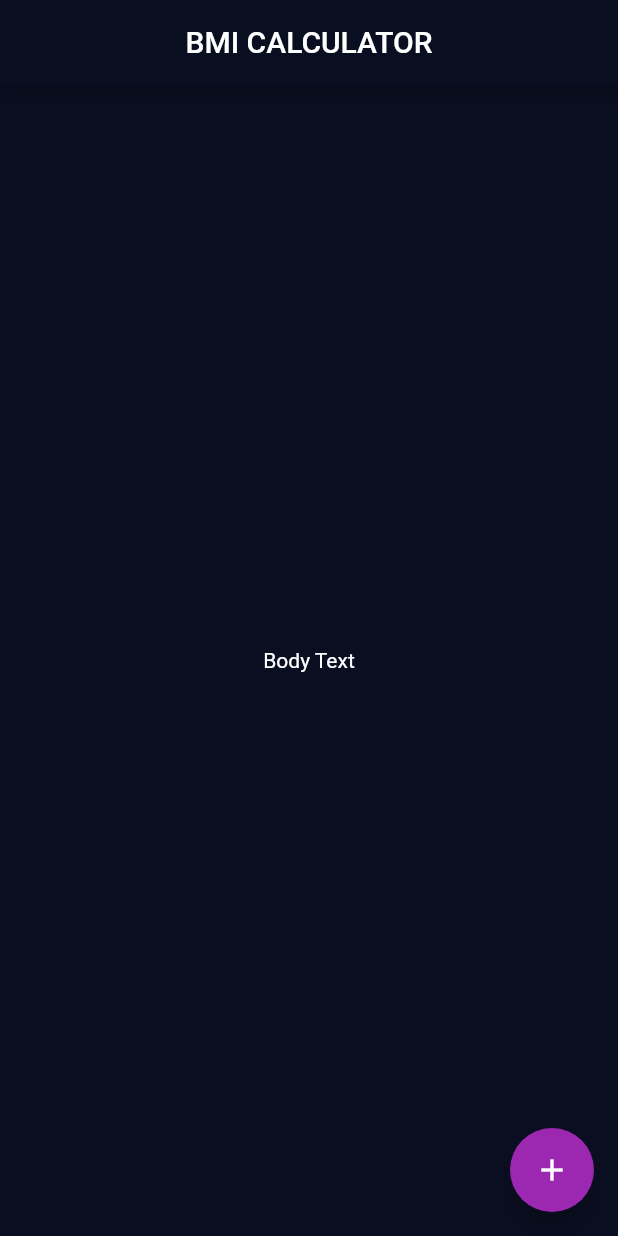
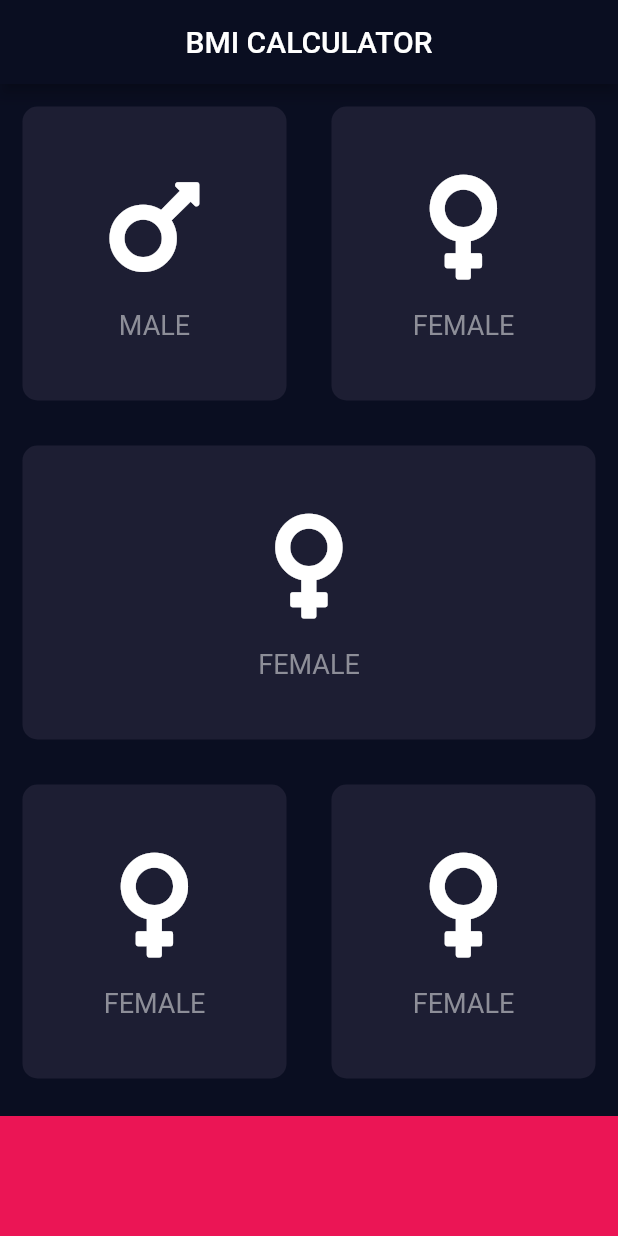
Before and after one commit to Nobi1202/BMI-Calculator, a Flutter app: the screen it shows after launch, on a phone screen of 412 x 824 dp. Run offline on Flutter 3.47's test engine with Material 2 defaults, Android fonts, the phone set to English and light mode, and no system bars; our stand-ins replace font_awesome_flutter; missing offline and left inert: dart:ffi.

Commit message:
Update UI layout & Lib

```diff
--- /dev/null
+++ b/lib/components/color.dart
@@ -0,0 +1,8 @@
+
+import 'dart:ui';
+
+class AppColor {
+  static const Color wGrey300 = Color(0xFF1D1E33);
+  static const Color wPink300 = Color(0xFFEB1555);
+  static const Color wGrey500 = Color(0xFF8D8E98);
+}
--- /dev/null
+++ b/lib/components/height.dart
@@ -0,0 +1,4 @@
+
+class Height {
+  static const double bottomContainerHeight = 80;
+}
--- a/lib/input_page.dart
+++ /dev/null
@@ -1,36 +0,0 @@
-
-import 'package:flutter/material.dart';
-
-class InputPage extends StatefulWidget {
-  const InputPage({Key? key}) : super(key: key);
-
-  @override
-  _InputPageState createState() => _InputPageState();
-}
-
-class _InputPageState extends State<InputPage> {
-  @override
-  Widget build(BuildContext context) {
-    return Scaffold(
-      appBar: AppBar(
-        title: const Text('BMI CALCULATOR'),
-        centerTitle: true,
-      ),
-      body: const Center(
-        child: Text(
-          'Body Text',
-        ),
-      ),
-      floatingActionButton: Theme(
-        data: ThemeData(
-          colorScheme:
-          ColorScheme.fromSwatch().copyWith(secondary: Colors.purple),
-        ),
-        child: FloatingActionButton(
-          onPressed: () {},
-          child: const Icon(Icons.add),
-        ),
-      ),
-    );
-  }
-}
--- a/lib/main.dart
+++ b/lib/main.dart
@@ -1,6 +1,6 @@
 import 'package:flutter/material.dart';
 
-import 'input_page.dart';
+import 'pages/input_page.dart';
 
 void main() => runApp(const BMICalculator());
 
--- /dev/null
+++ b/lib/pages/input_page.dart
@@ -0,0 +1,100 @@
+import 'dart:ffi';
+
+import 'package:bmi_calculator/components/color.dart';
+import 'package:bmi_calculator/components/height.dart';
+import 'package:bmi_calculator/widgets/container_widget.dart';
+import 'package:bmi_calculator/widgets/icon_content_widget.dart';
+import 'package:flutter/material.dart';
+import 'package:font_awesome_flutter/font_awesome_flutter.dart';
+
+class InputPage extends StatefulWidget {
+  const InputPage({Key? key}) : super(key: key);
+
+  @override
+  _InputPageState createState() => _InputPageState();
+}
+
+class _InputPageState extends State<InputPage> {
+  @override
+  Widget build(BuildContext context) {
+    return Scaffold(
+      appBar: AppBar(
+        title: const Text('BMI CALCULATOR'),
+        centerTitle: true,
+      ),
+      body: Column(
+        children: [
+          Expanded(
+            child: Row(
+              children: const [
+                Expanded(
+                  child: ContainerWidget(
+                    cardChild: IconContentWidget(
+                      icon: FontAwesomeIcons.mars,
+                      label: "MALE",
+                    ),
+                    color: AppColor.wGrey300,
+                  ),
+                ),
+                Expanded(
+                  child: ContainerWidget(
+                    cardChild: IconContentWidget(
+                      icon: FontAwesomeIcons.venus,
+                      label: "FEMALE",
+                    ),
+                    color: AppColor.wGrey300,
+                  ),
+                ),
+              ],
+            ),
+          ),
+          Expanded(
+            child: Row(
+              children: const [
+                Expanded(
+                  child: ContainerWidget(
+                    cardChild: IconContentWidget(
+                      icon: FontAwesomeIcons.venus,
+                      label: "FEMALE",
+                    ),
+                    color: AppColor.wGrey300,
+                  ),
+                ),
+              ],
+            ),
+          ),
+          Expanded(
+            child: Row(
+              children: const [
+                Expanded(
+                  child: ContainerWidget(
+                    cardChild: IconContentWidget(
+                      icon: FontAwesomeIcons.venus,
+                      label: "FEMALE",
+                    ),
+                    color: AppColor.wGrey300,
+                  ),
+                ),
+                Expanded(
+                  child: ContainerWidget(
+                    cardChild: IconContentWidget(
+                      icon: FontAwesomeIcons.venus,
+                      label: "FEMALE",
+                    ),
+                    color: AppColor.wGrey300,
+                  ),
+                ),
+              ],
+            ),
+          ),
+          Container(
+            color: AppColor.wPink300,
+            margin: const EdgeInsets.only(top: 10),
+            height: Height.bottomContainerHeight,
+            width: double.infinity,
+          ),
+        ],
+      ),
+    );
+  }
+}
--- /dev/null
+++ b/lib/widgets/container_widget.dart
@@ -0,0 +1,22 @@
+import 'package:flutter/material.dart';
+
+class ContainerWidget extends StatelessWidget {
+  const ContainerWidget(
+      {required this.cardChild, required this.color, Key? key})
+      : super(key: key);
+
+  final Color color;
+  final Widget cardChild;
+
+  @override
+  Widget build(BuildContext context) {
+    return Container(
+      margin: const EdgeInsets.all(15),
+      decoration: BoxDecoration(
+        borderRadius: BorderRadius.circular(10),
+        color: color,
+      ),
+      child: cardChild,
+    );
+  }
+}
--- /dev/null
+++ b/lib/widgets/icon_content_widget.dart
@@ -0,0 +1,33 @@
+import 'package:bmi_calculator/components/color.dart';
+import 'package:flutter/material.dart';
+
+class IconContentWidget extends StatelessWidget {
+  const IconContentWidget({required this.icon, required this.label, Key? key})
+      : super(key: key);
+
+  final IconData icon;
+  final String label;
+
+  @override
+  Widget build(BuildContext context) {
+    return Column(
+      mainAxisAlignment: MainAxisAlignment.center,
+      children: [
+        Icon(
+          icon,
+          size: 80,
+        ),
+        const SizedBox(
+          height: 15,
+        ),
+        Text(
+          label,
+          style: const TextStyle(
+            fontSize: 18,
+            color: AppColor.wGrey500,
+          ),
+        ),
+      ],
+    );
+  }
+}
--- a/pubspec.yaml
+++ b/pubspec.yaml
@@ -34,6 +34,7 @@ dependencies:
   # The following adds the Cupertino Icons font to your application.
   # Use with the CupertinoIcons class for iOS style icons.
   cupertino_icons: ^1.0.2
+  font_awesome_flutter: ^9.2.0
 
 dev_dependencies:
   flutter_test:
```
Also changed, not shown: pubspec.lock.
